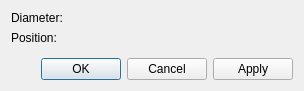
The window that libs/librepcb/common/dialogs/holepropertiesdialog.ui (LibrePCB/LibrePCB) describes before a commit, drawn with Qt 5.
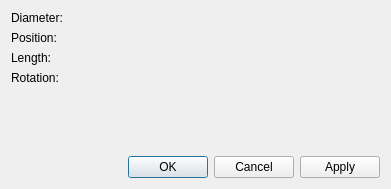
The same window after the commit. Custom widgets are drawn as their Qt base class.

Commit message: Hole: Allow editing length / angle from UI

The edit to the form file:
```diff
--- a/libs/librepcb/common/dialogs/holepropertiesdialog.ui
+++ b/libs/librepcb/common/dialogs/holepropertiesdialog.ui
@@ -6,8 +6,8 @@
    <rect>
     <x>0</x>
     <y>0</y>
-    <width>304</width>
-    <height>91</height>
+    <width>391</width>
+    <height>189</height>
    </rect>
   </property>
   <property name="windowTitle">
@@ -40,8 +40,25 @@
        </item>
       </layout>
      </item>
-     <item row="0" column="1">
-      <widget class="librepcb::PositiveLengthEdit" name="edtDiameter" native="true"/>
+     <item row="2" column="0">
+      <widget class="QLabel" name="lblLength">
+       <property name="text">
+        <string>Length:</string>
+       </property>
+      </widget>
+     </item>
+     <item row="2" column="1">
+      <widget class="librepcb::UnsignedLengthEdit" name="edtLength" native="true"/>
+     </item>
+     <item row="3" column="0">
+      <widget class="QLabel" name="lblRotation">
+       <property name="text">
+        <string>Rotation:</string>
+       </property>
+      </widget>
+     </item>
+     <item row="3" column="1">
+      <widget class="librepcb::AngleEdit" name="edtRotation" native="true"/>
      </item>
     </layout>
    </item>
@@ -64,12 +81,24 @@
    <header location="global">librepcb/common/widgets/lengthedit.h</header>
    <container>1</container>
   </customwidget>
+  <customwidget>
+   <class>librepcb::UnsignedLengthEdit</class>
+   <extends>QWidget</extends>
+   <header location="global">librepcb/common/widgets/unsignedlengthedit.h</header>
+   <container>1</container>
+  </customwidget>
   <customwidget>
    <class>librepcb::PositiveLengthEdit</class>
    <extends>QWidget</extends>
    <header location="global">librepcb/common/widgets/positivelengthedit.h</header>
    <container>1</container>
   </customwidget>
+  <customwidget>
+   <class>librepcb::AngleEdit</class>
+   <extends>QWidget</extends>
+   <header location="global">librepcb/common/widgets/angleedit.h</header>
+   <container>1</container>
+  </customwidget>
  </customwidgets>
  <resources/>
  <connections/>
```
Left out of the diff: 7 changed lines with no effect on the pictures. The commit also changes 5 other files.
